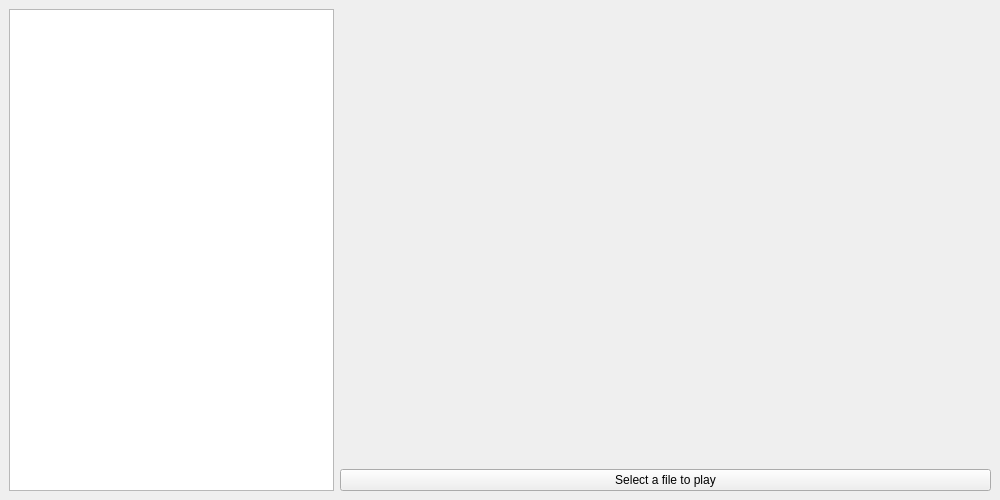
Qt form player.ui (mrmowgli/AudioSorter) before a commit.
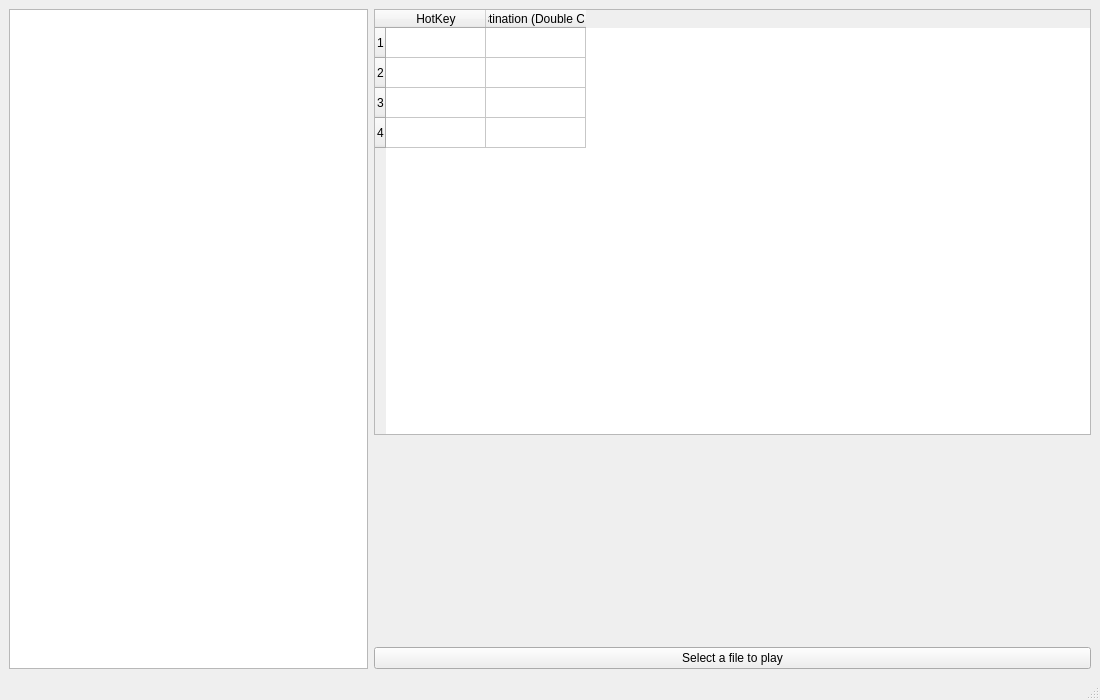
The same form after that commit. Custom widgets are drawn as their Qt base class.

Commit message: Add folder views for sorting

Patch:
```diff
--- a/player.ui
+++ b/player.ui
@@ -3,15 +3,7 @@
  <class>MainWindow</class>
  <widget class="QMainWindow" name="MainWindow">
   <property name="geometry">
-   <rect>
-    <x>0</x>
-    <y>0</y>
-    <width>1000</width>
-    <height>500</height>
-   </rect>
-  </property>
-  <property name="windowTitle">
-   <string>Audio Explorer Player</string>
+   <rect><x>0</x><y>0</y><width>1100</width><height>700</height></rect>
   </property>
   <widget class="QWidget" name="centralWidget">
    <layout class="QHBoxLayout" name="horizontalLayout" stretch="1,2">
@@ -20,6 +12,15 @@
     </item>
     <item>
      <layout class="QVBoxLayout" name="verticalLayout">
+      <item>
+       <widget class="QTableWidget" name="tableFolders">
+        <property name="rowCount"><number>4</number></property>
+        <property name="columnCount"><number>2</number></property>
+        <property name="maximumHeight"><number>150</number></property>
+        <column><property name="text"><string>HotKey</string></property></column>
+        <column><property name="text"><string>Target Destination (Double Click to Set)</string></property></column>
+       </widget>
+      </item>
       <item>
        <widget class="WaveformWidget" name="waveform" native="true">
         <property name="minimumSize">
@@ -41,6 +42,7 @@
     </item>
    </layout>
   </widget>
+  <widget class="QStatusBar" name="statusbar"/>
  </widget>
  <customwidgets>
   <customwidget>
```
Left out of the diff: 13 changed lines with no effect on the pictures. The commit also changes 1 other file.
